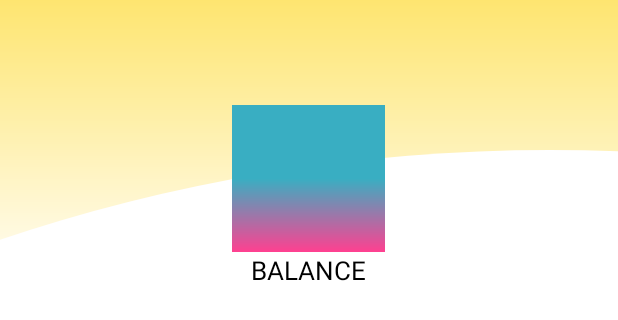
After one commit to ShellRay/LittleHabit, an Android app: the layout activity_circle_solid.xml on its own in the app's theme, with its tools: preview values and no code run, on a phone screen of 412 x 824 dp. The commit adds this screen. Shown: the top 320 px of the screen. Run offline under Robolectric (Android 15) with nearby library versions, the phone set to English and light mode, and no system bars.

Commit message:
ten commit

```diff
--- a/frescogif/app/src/main/AndroidManifest.xml
+++ b/frescogif/app/src/main/AndroidManifest.xml
@@ -93,6 +93,11 @@
             android:theme="@style/AppTheme">
 
         </activity>
+        <activity android:name=".activity.CircleSolidActivity"
+            android:theme="@style/AppTheme">
+
+        </activity>
+
         <activity android:name=".activity.SomeAnimationActivity"
             android:theme="@style/AppTheme">
 
--- a/frescogif/app/src/main/java/com/example/frescogif/view/NbPhotoCropView/CropImageView.java
+++ b/frescogif/app/src/main/java/com/example/frescogif/view/NbPhotoCropView/CropImageView.java
@@ -87,7 +87,7 @@ public class CropImageView extends TransformImageView {
         }
 
         cancelAllAnimations();
-        setImageToWrapCropBounds(false);
+        setImageToWrapCropBounds(true);
 
         RectF currentImageRect = RectUtils.trapToRect(mCurrentImageCorners);
         if (currentImageRect.isEmpty()) {
--- /dev/null
+++ b/frescogif/app/src/main/res/drawable/gradient_color_shape.xml
@@ -0,0 +1,18 @@
+<?xml version="1.0" encoding="utf-8"?>
+<shape xmlns:android="http://schemas.android.com/apk/res/android"
+    android:shape="rectangle">
+    <!--四角都是圆角的button背景-->
+    <gradient
+        android:startColor="#fee570"
+        android:endColor="#ffffff"
+        android:angle="-90"/>
+
+    <soild android:color = "#fee570"/>
+
+    <corners
+        android:bottomLeftRadius = "0dp"
+        android:bottomRightRadius = "0dp"
+        android:topLeftRadius = "0dp"
+        android:topRightRadius = "0dp"/>
+
+</shape>
--- /dev/null
+++ b/frescogif/app/src/main/res/layout/activity_circle_solid.xml
@@ -0,0 +1,59 @@
+<?xml version="1.0" encoding="utf-8"?>
+<ScrollView android:layout_width="match_parent"
+    android:layout_height="match_parent"
+    android:orientation="vertical"
+    android:gravity="center_horizontal"
+    android:background="@color/white"
+    android:scrollbars="none"
+    xmlns:android="http://schemas.android.com/apk/res/android"
+    android:fillViewport="false">
+
+    <RelativeLayout
+        android:id="@+id/qiqi_rl_login_bg"
+        android:layout_width="match_parent"
+        android:layout_height="match_parent"
+        android:orientation="vertical"
+        android:gravity="center_horizontal"
+        android:background="@color/white">
+
+    <RelativeLayout
+        android:layout_width="match_parent"
+        android:layout_height="200dp">
+
+    <ImageView
+        android:layout_width="match_parent"
+        android:layout_height="200dp"
+        android:background="@drawable/gradient_color_shape"
+        />
+
+
+    </RelativeLayout>
+    <com.example.frescogif.view.CircularSectorLayout
+        android:layout_width="match_parent"
+        android:layout_marginTop="100dp"
+        android:layout_height="600dp"
+        android:background="@color/translate"/>
+
+    <LinearLayout
+        android:layout_width="match_parent"
+        android:layout_height="match_parent"
+        android:orientation="vertical"
+        android:gravity="center_horizontal">
+
+    <ImageView
+        android:layout_width="102dp"
+        android:layout_height="98dp"
+        android:layout_marginTop="70dp"
+        android:src="@drawable/gradient_left_blue" />
+
+    <TextView
+        android:layout_width="wrap_content"
+        android:layout_height="wrap_content"
+        android:textColor="#000"
+        android:text="@string/app_name"
+        android:textSize="17sp"/>
+
+    </LinearLayout>
+
+</RelativeLayout>
+</ScrollView>
--- a/frescogif/app/src/main/res/layout/activity_custom_photo.xml
+++ b/frescogif/app/src/main/res/layout/activity_custom_photo.xml
@@ -9,7 +9,7 @@
         android:layout_width="match_parent"
         android:layout_height="300dp"
         android:background="@color/colorPrimary"
-        android:scaleType="centerCrop"
+        android:scaleType="fitXY"
         android:layout_gravity="center"/>
     <LinearLayout
         android:layout_width="match_parent"
--- a/frescogif/app/src/main/res/layout/activity_main.xml
+++ b/frescogif/app/src/main/res/layout/activity_main.xml
@@ -93,6 +93,11 @@
             android:background="@drawable/ripple_drawable"
             android:text="5"
             />
+        <Button
+            android:id="@+id/btn_solid"
+            style="@style/button_style1"
+            android:text="circle-solid"
+            android:layout_centerHorizontal="true"/>
     </LinearLayout>
 <ScrollView
     android:layout_width="0dp"
```
Also changed, not shown: frescogif/app/src/main/java/com/example/frescogif/MainActivity.java (+7 -0 lines), frescogif/app/src/main/java/com/example/frescogif/activity/CircleSolidActivity.java (added, +19 -0 lines), frescogif/app/src/main/java/com/example/frescogif/activity/CustomPhotoActivity.java (+6 -54 lines), frescogif/app/src/main/java/com/example/frescogif/activity/PhotoCropPerfectActivity.java (+3 -21 lines), frescogif/app/src/main/java/com/example/frescogif/activity/SomeAnimationActivity.java (+24 -11 lines), frescogif/app/src/main/res/layout/activity_recycle_view.xml (+18 -15 lines), frescogif/app/src/main/res/drawable-hdpi/heart_full.png (added).
